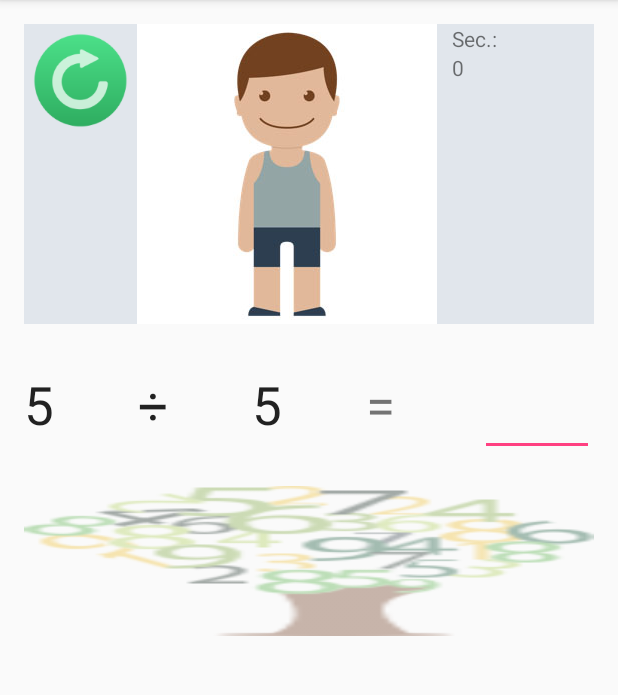
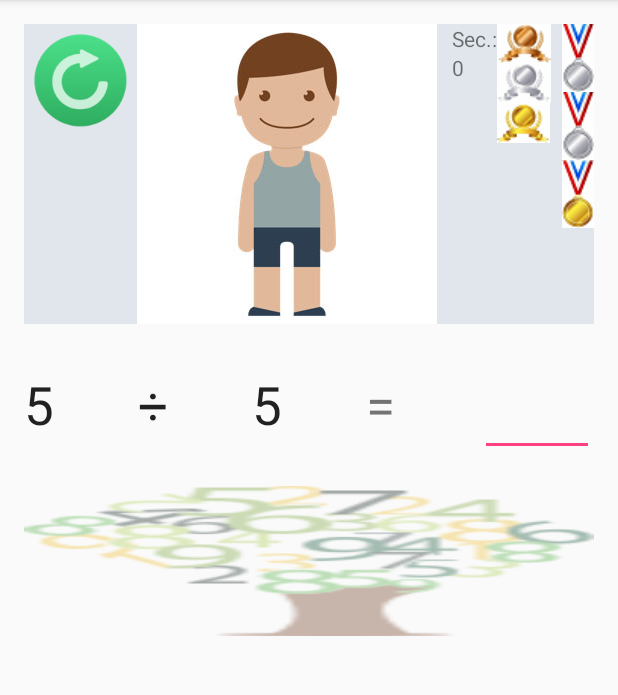
Before and after one commit to iamrahulyadav/SimpleKidsMath2, an Android app: the screen it shows after launch (MainActivity), on a phone screen of 412 x 824 dp, the part 84-779 px from its top. Run offline under Robolectric (Android 15) with nearby library versions, the phone set to English and light mode, and no system bars.

Commit message:
after medals pictures at main screen

```diff
--- a/app/src/main/res/layout/content_main.xml
+++ b/app/src/main/res/layout/content_main.xml
@@ -54,6 +54,53 @@
                 android:text="0" />
 
         </LinearLayout>
+        <LinearLayout
+            android:layout_width="wrap_content"
+            android:layout_height="wrap_content"
+            android:layout_weight="1"
+            android:layout_gravity="right"
+            android:orientation="vertical">
+
+            <ImageView
+                android:id="@+id/imageViewMedalBronz"
+                android:layout_width="wrap_content"
+                android:layout_height="wrap_content"
+                app:srcCompat="@drawable/medal1bronze_small" />
+            <ImageView
+                android:id="@+id/imageViewMedalSilver"
+                android:layout_width="wrap_content"
+                android:layout_height="wrap_content"
+                app:srcCompat="@drawable/medal1silver_small" />
+            <ImageView
+                android:id="@+id/imageViewMedalGold"
+                android:layout_width="wrap_content"
+                android:layout_height="wrap_content"
+                app:srcCompat="@drawable/medal1gold_small" />
+        </LinearLayout>
+        <LinearLayout
+            android:layout_width="wrap_content"
+            android:layout_height="wrap_content"
+            android:layout_weight="1"
+            android:layout_gravity="right"
+            android:orientation="vertical">
+
+            <ImageView
+                android:id="@+id/imageViewMedalBronz2"
+                android:layout_width="wrap_content"
+                android:layout_height="wrap_content"
+                app:srcCompat="@drawable/medal2silver_small" />
+            <ImageView
+                android:id="@+id/imageViewMedalSilver2"
+                android:layout_width="wrap_content"
+                android:layout_height="wrap_content"
+                app:srcCompat="@drawable/medal2silver_small" />
+            <ImageView
+                android:id="@+id/imageViewMedalGold2"
+                android:layout_width="wrap_content"
+                android:layout_height="wrap_content"
+                app:srcCompat="@drawable/medal2gold_small" />
+        </LinearLayout>
+
 
     </LinearLayout>
 
```
Also changed, not shown: 3 other files.
